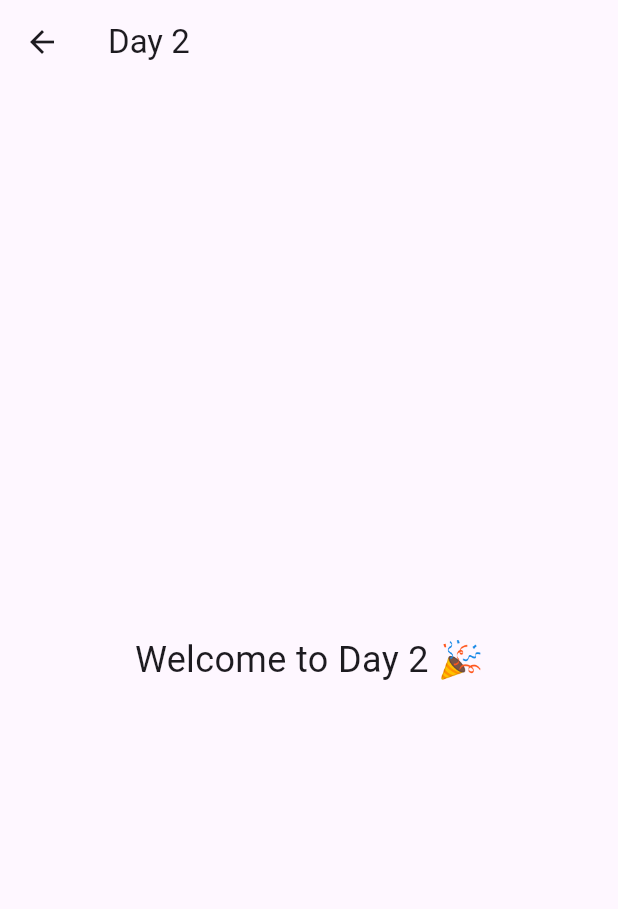
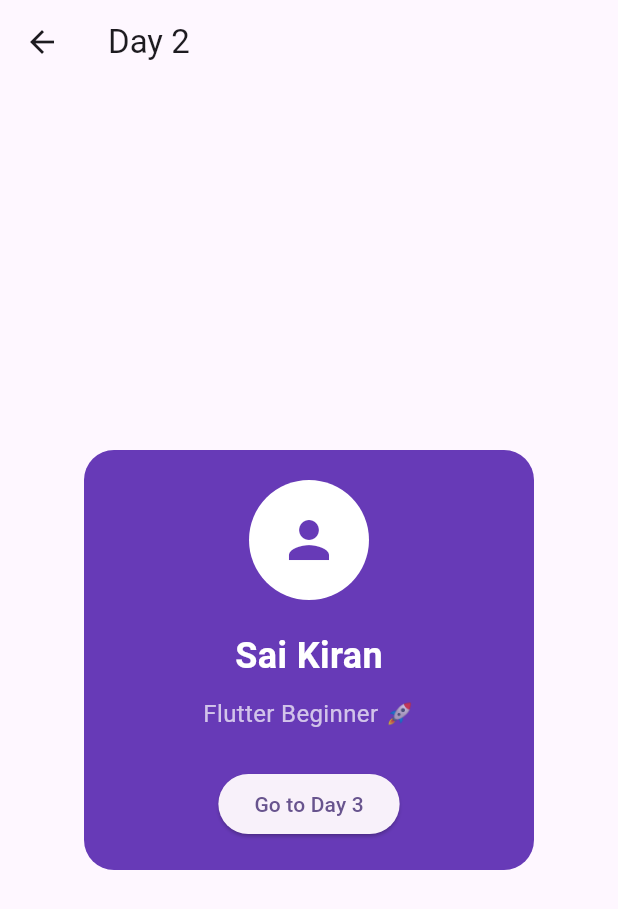
Before and after one commit to saisk7590-app/Flutter, a Flutter app: the Day2Screen screen opened directly, on a phone screen of 412 x 824 dp. Shown: the top 909 px of the screen. Run offline on Flutter 3.47's test engine with Material 3 defaults, Android fonts, the phone set to English and light mode, and no system bars.

Commit message:
feat: implement day 2, 3, and 4 learning screens with navigation and add corresponding progress logs

```diff
--- a/lib/screens/day2_screen.dart
+++ b/lib/screens/day2_screen.dart
@@ -1,4 +1,5 @@
 import 'package:flutter/material.dart';
+import 'day3_screen.dart';
 
 class Day2Screen extends StatelessWidget {
   const Day2Screen({super.key});
@@ -6,11 +7,66 @@ class Day2Screen extends StatelessWidget {
   @override
   Widget build(BuildContext context) {
     return Scaffold(
-      appBar: AppBar(title: const Text("Day 2")),
-      body: const Center(
-        child: Text(
-          "Welcome to Day 2 🎉",
-          style: TextStyle(fontSize: 24),
+      appBar: AppBar(
+        title: const Text("Day 2"),
+      ),
+      body: Center(
+        child: Container(
+          width: 300,
+          padding: const EdgeInsets.all(20),
+          decoration: BoxDecoration(
+            color: Colors.deepPurple,
+            borderRadius: BorderRadius.circular(20),
+          ),
+          child: Column(
+            mainAxisSize: MainAxisSize.min,
+            children: [
+              const CircleAvatar(
+                radius: 40,
+                backgroundColor: Colors.white,
+                child: Icon(
+                  Icons.person,
+                  size: 40,
+                  color: Colors.deepPurple,
+                ),
+              ),
+
+              const SizedBox(height: 20),
+
+              const Text(
+                "Sai Kiran",
+                style: TextStyle(
+                  fontSize: 24,
+                  color: Colors.white,
+                  fontWeight: FontWeight.bold,
+                ),
+              ),
+
+              const SizedBox(height: 10),
+
+              const Text(
+                "Flutter Beginner 🚀",
+                style: TextStyle(
+                  fontSize: 16,
+                  color: Colors.white70,
+                ),
+              ),
+
+              const SizedBox(height: 25),
+
+              ElevatedButton(
+                onPressed: () {
+                  Navigator.push(
+                    context,
+                    MaterialPageRoute(
+                      builder: (context) => const Day3Screen(),
+                    ),
+                  );
+                },
+                child: const Text("Go to Day 3"),
+              ),
+            ],
+          ),
         ),
       ),
     );
```
Also changed, not shown: lib/screens/day3_screen.dart (added, +83 -0 lines), lib/screens/day4_screen.dart (added, +20 -0 lines), 2 other files.
